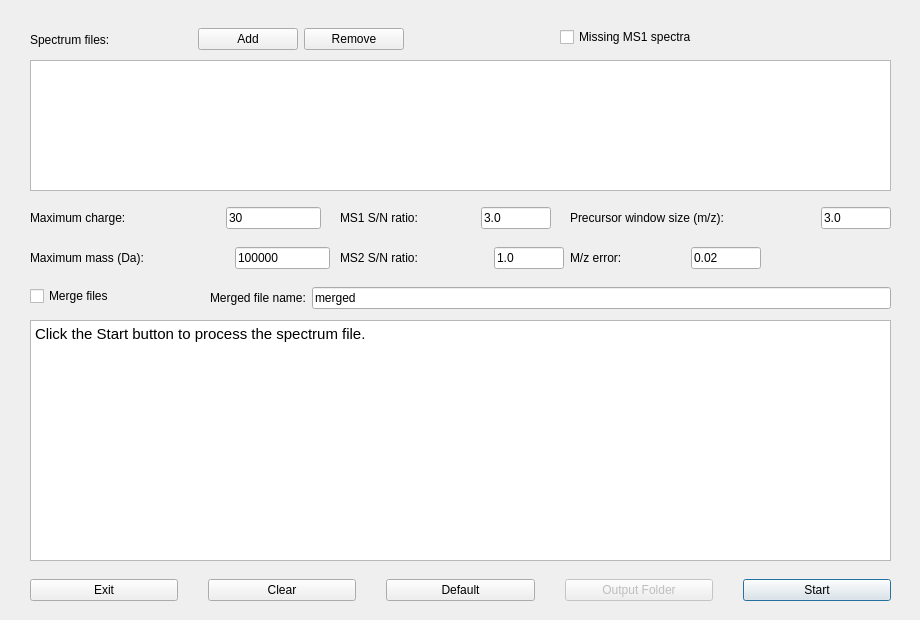
toppic-suite/toppic-suite, file src/gui/topfd/topfddialog.ui: the form before one commit.
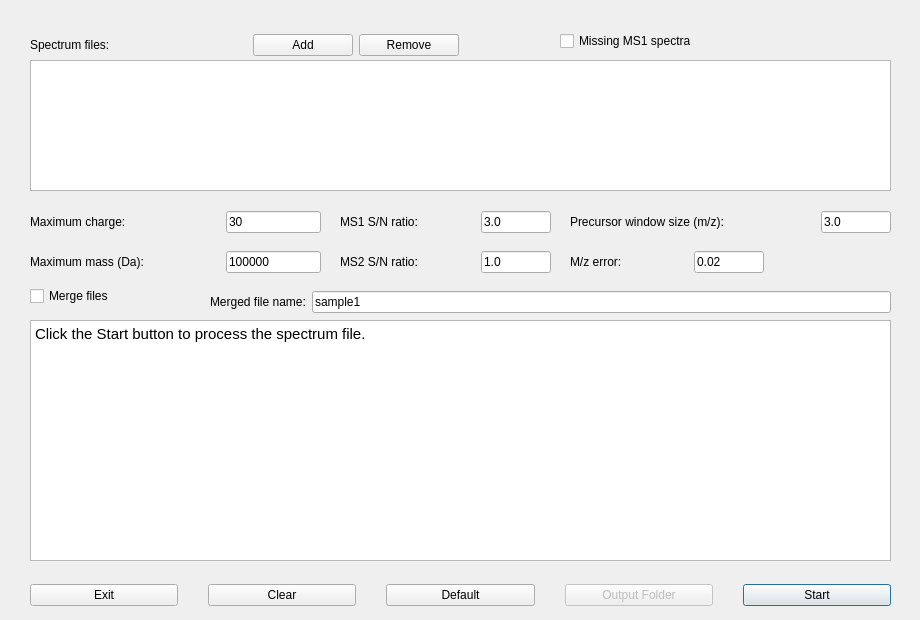
The form after the commit. Icons and pictures are not drawn.

```diff
--- a/src/gui/topfd/topfddialog.ui
+++ b/src/gui/topfd/topfddialog.ui
@@ -41,8 +41,8 @@
      <rect>
       <x>30</x>
       <y>20</y>
-      <width>374</width>
-      <height>39</height>
+      <width>429</width>
+      <height>50</height>
      </rect>
     </property>
     <layout class="QHBoxLayout" name="horizontalLayout">
@@ -99,7 +99,7 @@
       <x>30</x>
       <y>200</y>
       <width>291</width>
-      <height>36</height>
+      <height>44</height>
      </rect>
     </property>
     <layout class="QHBoxLayout">
@@ -154,13 +154,19 @@
      <rect>
       <x>30</x>
       <y>240</y>
-      <width>300</width>
-      <height>36</height>
+      <width>291</width>
+      <height>44</height>
      </rect>
     </property>
     <layout class="QHBoxLayout" name="horizontalLayout_3">
      <item>
       <widget class="QLabel" name="label_3">
+       <property name="sizePolicy">
+        <sizepolicy hsizetype="Preferred" vsizetype="Preferred">
+         <horstretch>0</horstretch>
+         <verstretch>0</verstretch>
+        </sizepolicy>
+       </property>
        <property name="minimumSize">
         <size>
          <width>0</width>
@@ -198,8 +204,8 @@
      <rect>
       <x>570</x>
       <y>240</y>
-      <width>191</width>
-      <height>36</height>
+      <width>194</width>
+      <height>44</height>
      </rect>
     </property>
     <layout class="QHBoxLayout" name="horizontalLayout_4">
@@ -243,7 +249,7 @@
       <x>340</x>
       <y>200</y>
       <width>211</width>
-      <height>36</height>
+      <height>44</height>
      </rect>
     </property>
     <layout class="QHBoxLayout" name="horizontalLayout_5">
@@ -287,7 +293,7 @@
       <x>560</x>
       <y>20</y>
       <width>331</width>
-      <height>34</height>
+      <height>42</height>
      </rect>
     </property>
     <layout class="QHBoxLayout" name="horizontalLayout_6">
@@ -315,7 +321,7 @@
       <x>30</x>
       <y>570</y>
       <width>861</width>
-      <height>41</height>
+      <height>50</height>
      </rect>
     </property>
     <layout class="QHBoxLayout" name="horizontalLayout_7">
@@ -386,7 +392,7 @@
       <x>570</x>
       <y>200</y>
       <width>321</width>
-      <height>36</height>
+      <height>44</height>
      </rect>
     </property>
     <layout class="QHBoxLayout" name="horizontalLayout_2" stretch="0,0">
@@ -446,8 +452,8 @@
      <rect>
       <x>340</x>
       <y>240</y>
-      <width>224</width>
-      <height>36</height>
+      <width>211</width>
+      <height>44</height>
      </rect>
     </property>
     <layout class="QHBoxLayout" name="horizontalLayout_8">
@@ -502,7 +508,7 @@
       <x>210</x>
       <y>280</y>
       <width>681</width>
-      <height>36</height>
+      <height>44</height>
      </rect>
     </property>
     <layout class="QHBoxLayout" name="horizontalLayout_9">
@@ -516,7 +522,7 @@
      <item>
       <widget class="QLineEdit" name="filenameLineEdit">
        <property name="text">
-        <string>merged</string>
+        <string>sample1</string>
        </property>
       </widget>
      </item>
```
Left out of the diff: 2 changed lines with no effect on the pictures.
